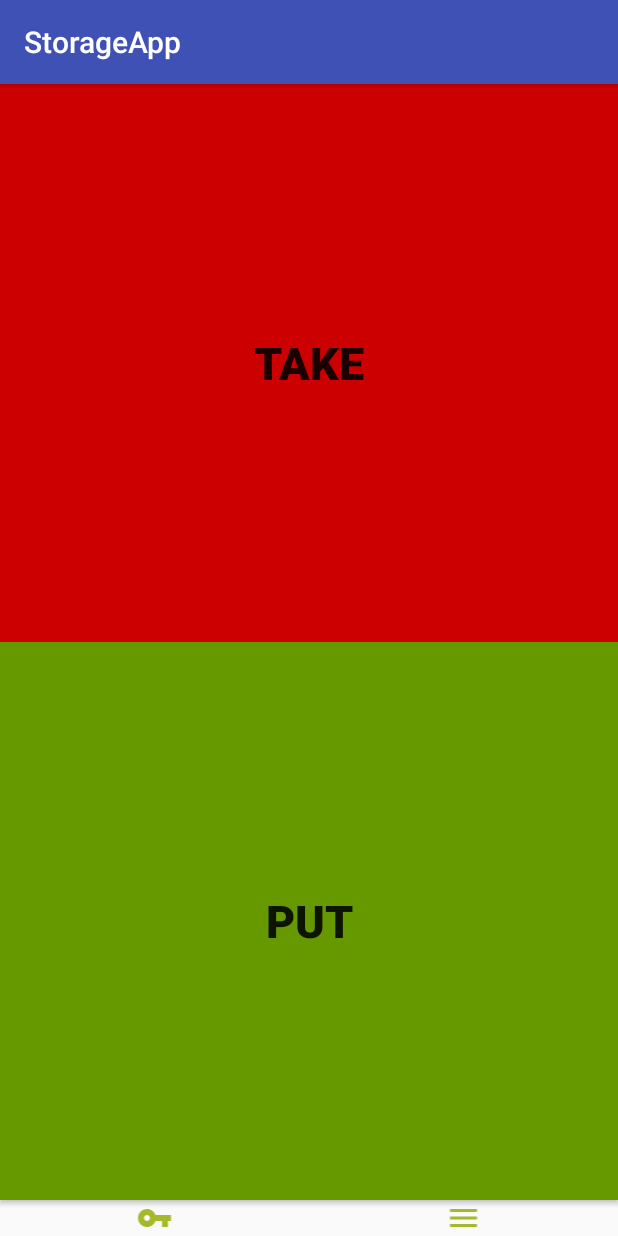
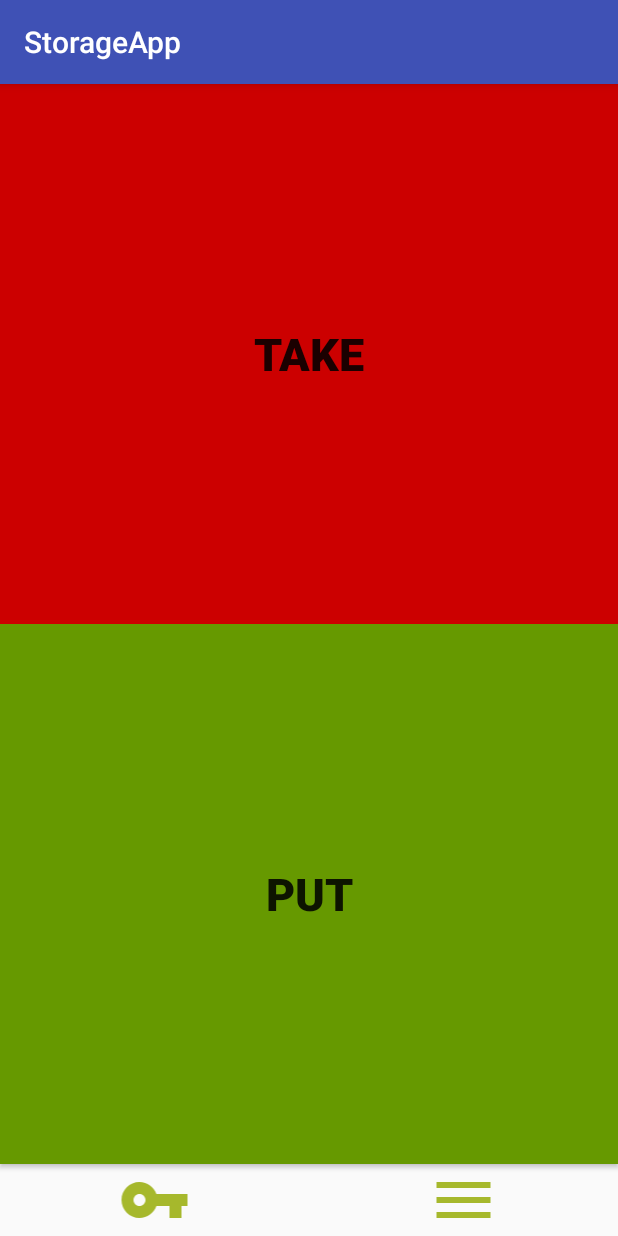
Before and after one commit to trebouillon/StorageApp, an Android app: the screen it shows after launch (MainActivity), on a phone screen of 412 x 824 dp. Run offline under Robolectric (Android 15) with nearby library versions, the phone set to English and light mode, and no system bars; libraries missing offline, so code that uses them is left out: com.google.zxing.integration.

Commit message:
updates some styles

```diff
--- a/app/src/main/java/storage/boettcher/de/storageapp/MainActivity.kt
+++ b/app/src/main/java/storage/boettcher/de/storageapp/MainActivity.kt
@@ -23,6 +23,17 @@ class MainActivity : AppCompatActivity() {
     setSupportActionBar(toolbar)
 
     take.setOnClickListener { scan() }
+
+    // TODO("implement")
+    put.setOnClickListener { Toast.makeText(this, R.string.action_put, Toast.LENGTH_LONG).show() }
+
+    login.setOnClickListener {
+      Toast.makeText(this, R.string.action_login, Toast.LENGTH_LONG).show()
+    }
+
+    extra.setOnClickListener {
+      Toast.makeText(this, R.string.action_menu, Toast.LENGTH_LONG).show()
+    }
   }
 
   override fun onPause() {
--- a/app/src/main/res/layout/content_main.xml
+++ b/app/src/main/res/layout/content_main.xml
@@ -19,7 +19,7 @@
         app:layout_constraintBottom_toTopOf="@id/put"
         app:layout_constraintLeft_toLeftOf="parent"
         app:layout_constraintRight_toRightOf="parent"
-        app:layout_constraintTop_toTopOf="parent" />
+        app:layout_constraintTop_toTopOf="parent"/>
 
     <Button
         android:id="@+id/put"
@@ -32,28 +32,36 @@
         app:layout_constraintBottom_toTopOf="@id/login"
         app:layout_constraintLeft_toLeftOf="parent"
         app:layout_constraintRight_toRightOf="parent"
-        app:layout_constraintTop_toBottomOf="@id/take" />
+        app:layout_constraintTop_toBottomOf="@id/take"/>
 
     <ImageView
         android:id="@+id/login"
         android:layout_width="0dp"
         android:layout_height="wrap_content"
-        android:contentDescription="Change User"
+        android:background="?attr/selectableItemBackgroundBorderless"
+        android:clickable="true"
+        android:contentDescription="@string/action_login"
+        android:focusable="true"
+        android:minHeight="48dp"
         android:src="@drawable/ic_vpn_key_24dp"
         app:layout_constraintBottom_toBottomOf="parent"
         app:layout_constraintLeft_toLeftOf="parent"
         app:layout_constraintRight_toLeftOf="@id/extra"
-        app:layout_constraintTop_toBottomOf="@id/put" />
+        app:layout_constraintTop_toBottomOf="@id/put"/>
 
     <ImageView
         android:id="@+id/extra"
         android:layout_width="0dp"
         android:layout_height="wrap_content"
-        android:contentDescription="Open Menu"
+        android:background="?attr/selectableItemBackgroundBorderless"
+        android:clickable="true"
+        android:contentDescription="@string/action_menu"
+        android:focusable="true"
+        android:minHeight="48dp"
         android:src="@drawable/ic_menu_24dp"
         app:layout_constraintBottom_toBottomOf="parent"
         app:layout_constraintLeft_toRightOf="@id/login"
         app:layout_constraintRight_toRightOf="parent"
-        app:layout_constraintTop_toBottomOf="@id/put" />
+        app:layout_constraintTop_toBottomOf="@id/put"/>
 
 </android.support.constraint.ConstraintLayout>
--- a/app/src/main/res/values/strings.xml
+++ b/app/src/main/res/values/strings.xml
@@ -1,8 +1,10 @@
 <resources>
 
-    <string name="app_name">StorageApp</string>
-    <string name="action_take">Take</string>
-    <string name="action_put">Put</string>
-    <string name="barcode_install_prompt_title">Barcode Reader not installed</string>
+    <string name="app_name">"StorageApp"</string>
+    <string name="action_take">"Take"</string>
+    <string name="action_put">"Put"</string>
+    <string name="action_menu">"Open Menu"</string>
+    <string name="action_login">"Change User"</string>
+    <string name="barcode_install_prompt_title">"Barcode Reader not installed"</string>
 
 </resources>
```
